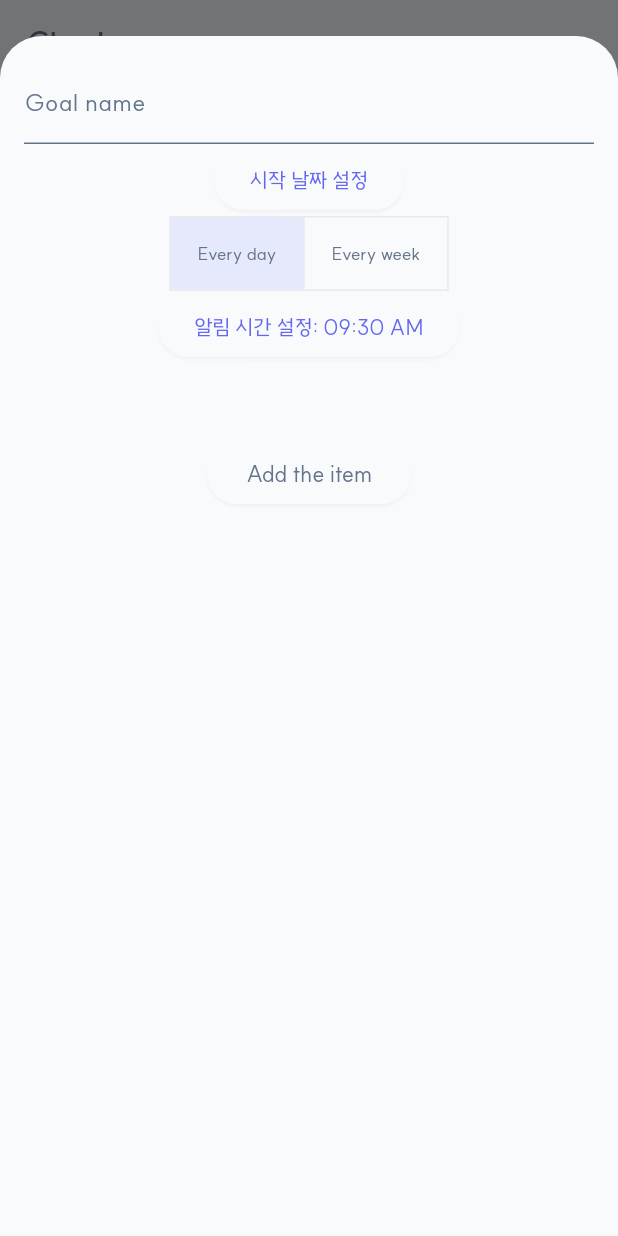
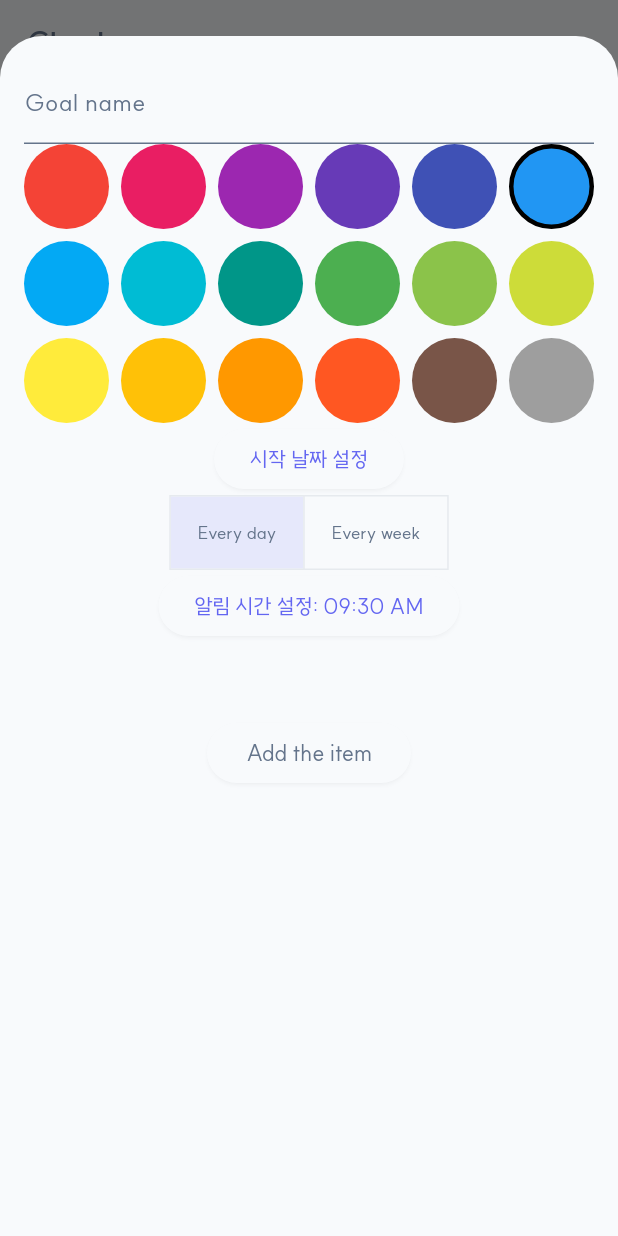
Before and after one commit to sendminder/toddle-toddle, a Flutter app: the screen it shows after launch, after a tap on an icon or button, on a phone screen of 412 x 824 dp. Run offline on Flutter 3.47's test engine with Material 3 defaults, Android fonts, the light colour scheme and no system bars; drawn by our look-alikes of table_calendar; our stand-ins replace easy_localization, fl_chart, fluentui_system_icons, flutter_local_notifications, flutter_native_timezone, flutter_riverpod and 5 more; missing offline and left inert: flutter_displaymode; accounts and stored records are empty; statements that could not run were skipped; project files that could hold a hidden picture were left out.

Commit message:
color picker 추가

```diff
--- a/lib/data/models/goal.dart
+++ b/lib/data/models/goal.dart
@@ -2,6 +2,7 @@ import 'package:hive/hive.dart';
 import 'package:toddle_toddle/data/models/schedule.dart';
 import 'package:toddle_toddle/data/models/achievement.dart';
 import 'package:collection/collection.dart';
+import 'package:flutter/material.dart';
 
 part 'goal.g.dart';
 
@@ -22,11 +23,15 @@ class Goal extends HiveObject {
   @HiveField(4)
   List<Achievement> achievements;
 
+  @HiveField(5)
+  Color color;
+
   Goal({
     required this.id,
     required this.name,
     required this.startTime,
     required this.schedule,
+    required this.color,
     List<Achievement>? achievements,
   }) : achievements = achievements ?? [];
 
@@ -39,6 +44,7 @@ class Goal extends HiveObject {
       'achievements': achievements
           .map((a) => a.toJson())
           .toList(), // Achievement 클래스에도 toJson() 구현 필요
+      'color': color.value,
     };
   }
 
@@ -48,6 +54,7 @@ class Goal extends HiveObject {
       name: '',
       startTime: null,
       schedule: Schedule.newDefaultSchedule(),
+      color: Colors.blue,
     );
   }
 
--- a/lib/main.dart
+++ b/lib/main.dart
@@ -15,10 +15,10 @@ import 'package:toddle_toddle/data/models/goal.dart';
 import 'package:toddle_toddle/data/models/schedule.dart';
 import 'package:toddle_toddle/data/models/achievement.dart';
 
+import 'package:toddle_toddle/const/strings.dart';
 import 'config/theme.dart';
 import 'states/theme_mode_state.dart';
 import 'screens/home_screen.dart';
-import 'const/strings.dart';
 
 import 'package:toddle_toddle/service/local_push_service.dart';
 import 'package:timezone/data/latest.dart' as tz;
@@ -39,12 +39,14 @@ void main() async {
   final Directory appDocDir = await getApplicationDocumentsDirectory();
   await Hive.initFlutter(appDocDir.path);
 
+  Hive.registerAdapter(ColorAdapter());
   Hive.registerAdapter(GoalAdapter());
   Hive.registerAdapter(AchievementAdapter());
   Hive.registerAdapter(ScheduleAdapter());
 
   GetIt.I.registerSingleton<IdGenerator>(IdGenerator());
   await Hive.openBox(hivePrefBox);
+  // await Hive.deleteBoxFromDisk(hiveGoalBox);
   await Hive.openBox<Goal>(hiveGoalBox);
 
   runApp(
--- a/lib/screens/check_screen.dart
+++ b/lib/screens/check_screen.dart
@@ -3,7 +3,7 @@ import 'package:fluentui_system_icons/fluentui_system_icons.dart';
 import 'package:flutter/material.dart';
 import 'package:toddle_toddle/data/models/goal.dart';
 import 'package:toddle_toddle/widgets/custom_text.dart';
-import 'package:toddle_toddle/widgets/goal/add_goal_bottom_sheet.dart';
+import 'package:toddle_toddle/widgets/goal/add_or_update_goal.dart';
 import 'package:toddle_toddle/widgets/goal/goal_item_builder.dart';
 import 'package:toddle_toddle/widgets/home_calendar.dart';
 
--- a/lib/screens/statistics_screen.dart
+++ b/lib/screens/statistics_screen.dart
@@ -5,7 +5,7 @@ import 'package:toddle_toddle/widgets/custom_text.dart';
 import 'package:toddle_toddle/widgets/goal/goal_list_manage.dart';
 import 'package:fluentui_system_icons/fluentui_system_icons.dart';
 import 'package:toddle_toddle/data/models/goal.dart';
-import 'package:toddle_toddle/widgets/goal/add_goal_bottom_sheet.dart';
+import 'package:toddle_toddle/widgets/goal/add_or_update_goal.dart';
 
 class StatisticsScreen extends ConsumerWidget {
   const StatisticsScreen({super.key});
--- /dev/null
+++ b/lib/widgets/edit/color_picker_form.dart
@@ -0,0 +1,67 @@
+import 'package:flutter/material.dart';
+import 'package:flutter_riverpod/flutter_riverpod.dart';
+
+class ColorPickerFormWidget extends ConsumerWidget {
+  // 18개의 색상을 정의
+  final List<Color> colors = [
+    Colors.red,
+    Colors.pink,
+    Colors.purple,
+    Colors.deepPurple,
+    Colors.indigo,
+    Colors.blue,
+    Colors.lightBlue,
+    Colors.cyan,
+    Colors.teal,
+    Colors.green,
+    Colors.lightGreen,
+    Colors.lime,
+    Colors.yellow,
+    Colors.amber,
+    Colors.orange,
+    Colors.deepOrange,
+    Colors.brown,
+    Colors.grey,
+  ];
+
+  ColorPickerFormWidget({
+    super.key,
+    required this.colorProvider,
+  });
+
+  final StateProvider<Color> colorProvider;
+
+  @override
+  Widget build(BuildContext context, WidgetRef ref) {
+    final selectedColor = ref.watch(colorProvider);
+
+    return GridView.builder(
+      shrinkWrap: true,
+      gridDelegate: const SliverGridDelegateWithFixedCrossAxisCount(
+        crossAxisCount: 6,
+        crossAxisSpacing: 8,
+        mainAxisSpacing: 8,
+      ),
+      itemCount: colors.length,
+      itemBuilder: (context, index) {
+        final color = colors[index];
+        return GestureDetector(
+          onTap: () {
+            ref.read(colorProvider.notifier).state = color;
+          },
+          child: Container(
+            decoration: BoxDecoration(
+              color: color,
+              shape: BoxShape.circle,
+              border: Border.all(
+                color:
+                    selectedColor == color ? Colors.black : Colors.transparent,
+                width: 3,
+              ),
+            ),
+          ),
+        );
+      },
+    );
+  }
+}
--- /dev/null
+++ b/lib/widgets/edit/name_text_form.dart
@@ -0,0 +1,24 @@
+import 'package:easy_localization/easy_localization.dart';
+import 'package:flutter/material.dart';
+import 'package:flutter_riverpod/flutter_riverpod.dart';
+
+class NameTextForm extends ConsumerWidget {
+  const NameTextForm(
+      {super.key, required this.stringProvider, required this.initText});
+
+  final String initText;
+  final StateProvider<String> stringProvider;
+
+  @override
+  Widget build(BuildContext contex, WidgetRef ref) {
+    return TextFormField(
+      initialValue: initText,
+      decoration: InputDecoration(
+        labelText: 'goal_name'.tr(),
+      ),
+      onChanged: (value) {
+        ref.read(stringProvider.notifier).state = value;
+      },
+    );
+  }
+}
--- a/lib/widgets/goal/add_goal_bottom_sheet.dart
+++ b/lib/widgets/goal/add_or_update_goal.dart
@@ -1,4 +1,3 @@
-import 'package:easy_localization/easy_localization.dart';
 import 'package:flutter/material.dart';
 import 'package:toddle_toddle/data/models/schedule.dart';
 import 'package:toddle_toddle/states/goals_state.dart';
@@ -9,6 +8,8 @@ import 'package:toddle_toddle/widgets/week_days_toggle.dart';
 import 'package:toddle_toddle/widgets/custom_text.dart';
 import 'package:toddle_toddle/utils/time.dart';
 import 'package:get_it/get_it.dart';
+import 'package:toddle_toddle/widgets/edit/name_text_form.dart';
+import 'package:toddle_toddle/widgets/edit/color_picker_form.dart';
 
 class AddOrUpdateGoalBottomSheet extends ConsumerWidget {
   AddOrUpdateGoalBottomSheet(
@@ -21,6 +22,7 @@ class AddOrUpdateGoalBottomSheet extends ConsumerWidget {
         StateProvider<String>((ref) => goal.schedule.notificationTime);
     selectedDaysProvider =
         StateProvider<List<int>>((ref) => goal.schedule.daysOfWeek);
+    colorProvider = StateProvider<Color>((ref) => goal.color);
   }
   final bool init;
   final Goal goal;
@@ -29,16 +31,18 @@ class AddOrUpdateGoalBottomSheet extends ConsumerWidget {
   late StateProvider<String> notificationTimeProvider;
   late StateProvider<DateTime?> startDateProvider;
   late StateProvider<List<int>> selectedDaysProvider;
+  late StateProvider<Color> colorProvider;
 
   final idGenerator = GetIt.I<IdGenerator>();
 
   @override
   Widget build(BuildContext context, WidgetRef ref) {
-    final goalName = ref.watch(goalNameProvider);
     final selectedMode = ref.watch(selectedModeProvider);
     final startDate = ref.watch(startDateProvider);
     final notificationTime = ref.watch(notificationTimeProvider);
     final selectedDays = ref.watch(selectedDaysProvider);
+    final goalName = ref.watch(goalNameProvider);
+    final goalColor = ref.watch(colorProvider);
 
     return Container(
       padding: const EdgeInsets.all(16.0),
@@ -46,15 +50,11 @@ class AddOrUpdateGoalBottomSheet extends ConsumerWidget {
       child: Column(
         mainAxisSize: MainAxisSize.min,
         children: <Widget>[
-          TextFormField(
-            initialValue: goal.name,
-            decoration: InputDecoration(
-              labelText: 'goal_name'.tr(),
-            ),
-            onChanged: (value) {
-              ref.read(goalNameProvider.notifier).state = value;
-            },
+          NameTextForm(
+            stringProvider: goalNameProvider,
+            initText: goal.name,
           ),
+          ColorPickerFormWidget(colorProvider: colorProvider),
           ElevatedButton(
             onPressed: () async {
               final DateTime? picked = await showDatePicker(
@@ -133,6 +133,7 @@ class AddOrUpdateGoalBottomSheet extends ConsumerWidget {
                 }
                 goal.name = goalName;
                 goal.startTime = startDate;
+                goal.color = goalColor;
                 Schedule schedule = Schedule(
                   daysOfWeek: selectedDays,
                   notificationTime: notificationTime,
--- a/lib/widgets/goal/goal_list_manage.dart
+++ b/lib/widgets/goal/goal_list_manage.dart
@@ -4,7 +4,7 @@ import 'package:flutter_riverpod/flutter_riverpod.dart';
 import 'package:fluentui_system_icons/fluentui_system_icons.dart';
 import 'package:toddle_toddle/states/goals_state.dart';
 import 'package:toddle_toddle/widgets/custom_text.dart';
-import 'package:toddle_toddle/widgets/goal/add_goal_bottom_sheet.dart';
+import 'package:toddle_toddle/widgets/goal/add_or_update_goal.dart';
 import 'package:toddle_toddle/widgets/chart/goal_chart.dart';
 
 class GoalListManageWidget extends ConsumerWidget {
```
Also changed, not shown: lib/data/models/goal.g.dart, lib/widgets/edit/date_picker_form.dart (added), lib/widgets/edit/start_time_selector.dart (added), lib/widgets/edit/weekly_day_selector.dart (added).
